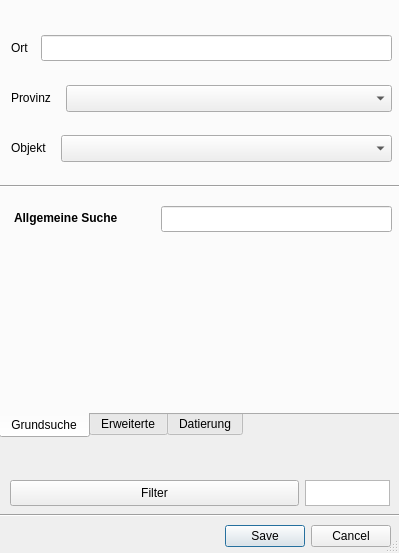
This is limes/Limes_dialog_base.ui in MichalDycka/limes as Qt 5 draws it before an edit. The edited form follows.
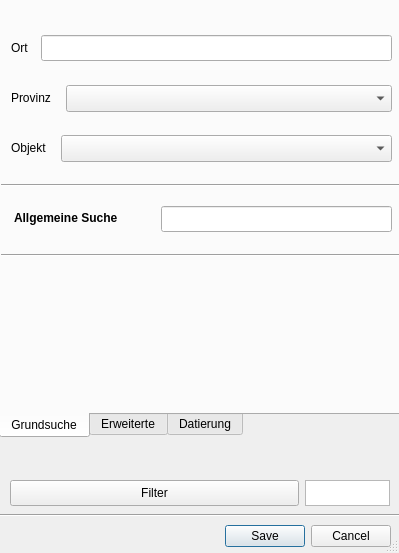
This is the edited form. The open tabs and pages were chosen to show the change. Icons and pictures are not drawn. Custom widgets are drawn as their Qt base class.

Commit message: Created special expression build for "Besatzung"

The edit to the form file:
```diff
--- a/limes/Limes_dialog_base.ui
+++ b/limes/Limes_dialog_base.ui
@@ -224,7 +224,7 @@
      <property name="geometry">
       <rect>
        <x>10</x>
-       <y>260</y>
+       <y>280</y>
        <width>381</width>
        <height>111</height>
       </rect>
@@ -286,6 +286,32 @@
       <string notr="true"/>
      </property>
     </widget>
+    <widget class="Line" name="line_2">
+     <property name="geometry">
+      <rect>
+       <x>-10</x>
+       <y>180</y>
+       <width>441</width>
+       <height>20</height>
+      </rect>
+     </property>
+     <property name="orientation">
+      <enum>Qt::Horizontal</enum>
+     </property>
+    </widget>
+    <widget class="Line" name="line_3">
+     <property name="geometry">
+      <rect>
+       <x>0</x>
+       <y>250</y>
+       <width>441</width>
+       <height>20</height>
+      </rect>
+     </property>
+     <property name="orientation">
+      <enum>Qt::Horizontal</enum>
+     </property>
+    </widget>
    </widget>
    <widget class="QWidget" name="advanced">
     <attribute name="title">
@@ -1916,19 +1942,6 @@
     </widget>
    </widget>
   </widget>
-  <widget class="Line" name="line_2">
-   <property name="geometry">
-    <rect>
-     <x>-30</x>
-     <y>176</y>
-     <width>441</width>
-     <height>20</height>
-    </rect>
-   </property>
-   <property name="orientation">
-    <enum>Qt::Horizontal</enum>
-   </property>
-  </widget>
  </widget>
  <customwidgets>
   <customwidget>
```
Left out of the diff: 2 changed lines with no effect on the pictures. The commit also changes 2 other files.
